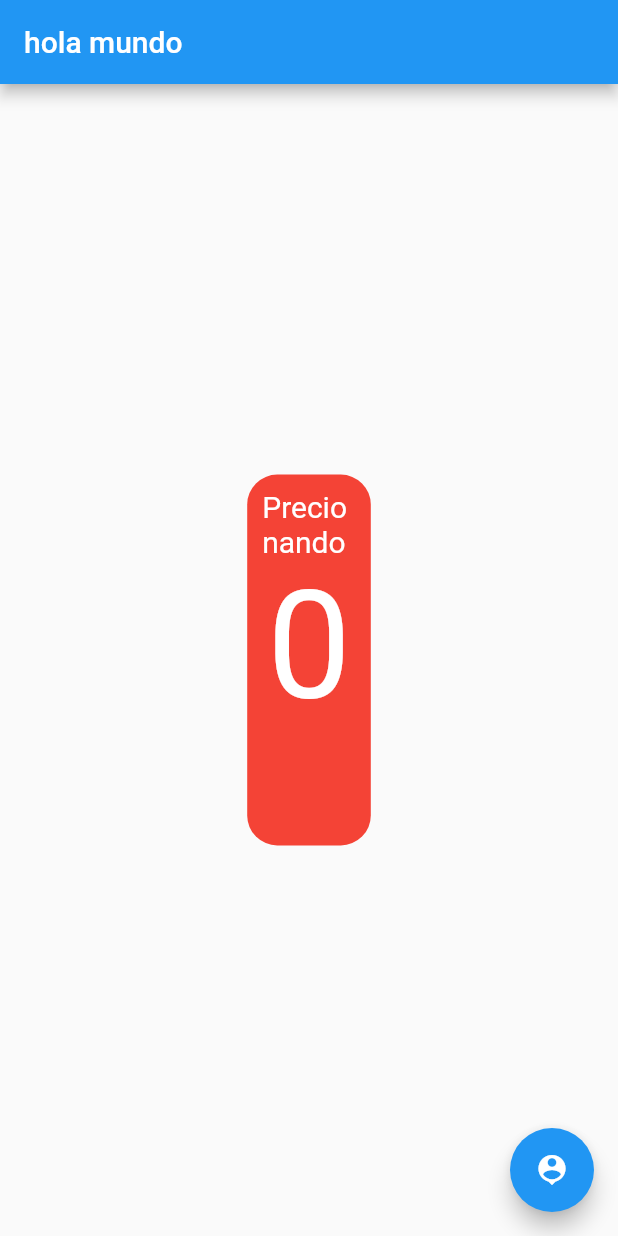
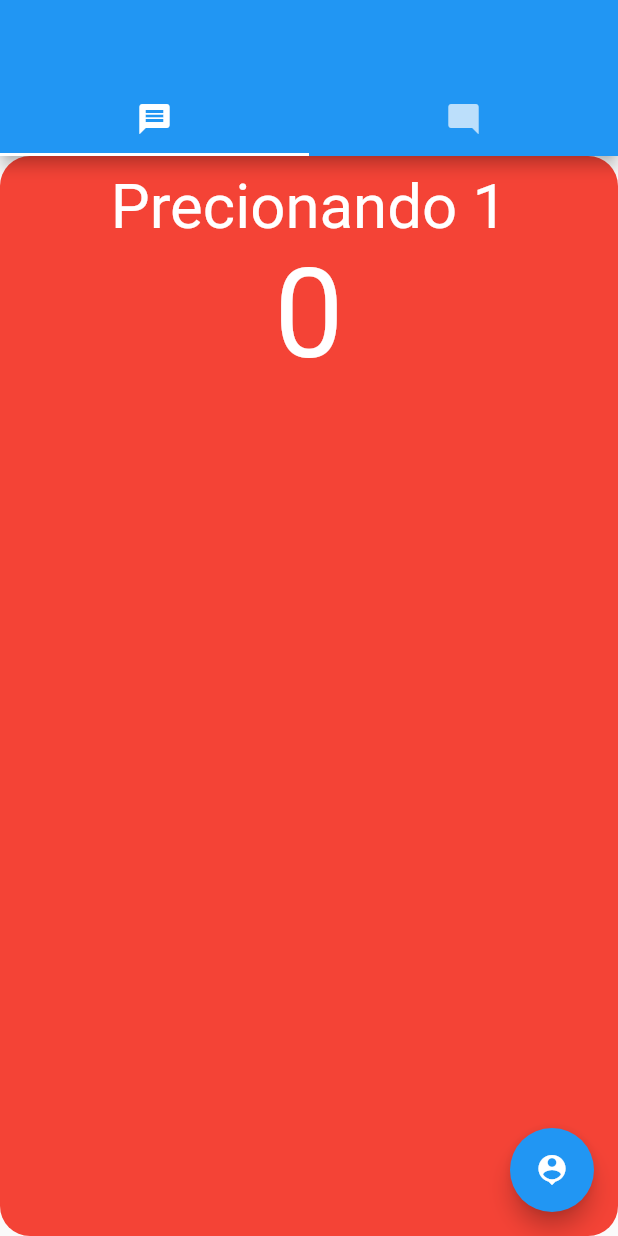
Before and after one commit to luiisfabian/flutter_initialapp_balcoder, a Flutter app: the screen it shows after launch, on a phone screen of 412 x 824 dp. Run offline on Flutter 3.47's test engine with Material 2 defaults, Android fonts, the phone set to English and light mode, and no system bars; Roboto replaces fonts that are missing (Times New Roman).

Commit message:
agregamos tabs y tabview

```diff
--- a/lib/page/home_page.dart
+++ b/lib/page/home_page.dart
@@ -9,8 +9,20 @@ class HomePage extends StatefulWidget {
   _HomePageState createState() => _HomePageState();
 }
 
-class _HomePageState extends State<HomePage> {
+class _HomePageState extends State<HomePage> with TickerProviderStateMixin {
   int count = 0;
+  int _tabIndex;
+
+  TabController _tabController;
+
+  @override
+  void initState() {
+    super.initState();
+
+    _tabIndex = 0;
+    _tabController =
+        new TabController(length: 2, vsync: this, initialIndex: _tabIndex);
+  }
 
   incrementsCount() {
     count++;
@@ -19,14 +31,29 @@ class _HomePageState extends State<HomePage> {
   @override
   Widget build(BuildContext context) {
     return Scaffold(
-
       appBar: AppBar(
-        title: Text(widget.name),
+        bottom: TabBar(controller: _tabController, tabs: [
+          Tab(
+            icon: Icon(Icons.message),
+          ),
+          Tab(
+            icon: Icon(Icons.mode_comment),
+          ),
+        ]),
       ),
       body: Center(
-          child: CustomContainer(
-        title: "Precionando",
-        count: count,
+          child: TabBarView(
+        controller: _tabController,
+        children: [
+          CustomContainer(
+            title: "Precionando 1",
+            count: count,
+          ),
+          CustomContainer(
+            title: "Precionando 2",
+            count: count,
+          ),
+        ],
       )),
       floatingActionButton: FloatingActionButton(
         onPressed: () {
@@ -38,4 +65,5 @@ class _HomePageState extends State<HomePage> {
       ),
     );
   }
+
 }
--- a/lib/utils/widget/custom_container.dart
+++ b/lib/utils/widget/custom_container.dart
@@ -12,8 +12,8 @@ class CustomContainer extends StatelessWidget {
     double widthMedia = MediaQuery.of(context).size.width;
     return Container(
       padding: EdgeInsets.all(10.0),
-      width: widthMedia * 0.20,
-      height: heightMedia * 0.30,
+      width: widthMedia * 0.70,
+      height: heightMedia * 0.40,
       decoration: BoxDecoration(
 
         color:  count > 3 ?  Colors.deepOrangeAccent: Colors.red,
@@ -26,7 +26,7 @@ class CustomContainer extends StatelessWidget {
               title,
               style: TextStyle(
                   color: Colors.white,
-                  fontSize: 20.0,
+                  fontSize: widthMedia * 0.1,
                   fontFamily: 'Times New Roman'),
             ),
             SizedBox(),
@@ -34,7 +34,7 @@ class CustomContainer extends StatelessWidget {
               count > 3 ? "play":count.toString(),
               style: TextStyle(
                   color: Colors.white,
-                  fontSize: 100.0,
+                  fontSize: widthMedia * 0.2,
                   fontFamily: 'Times New Roman'),
             )
           ],
```
